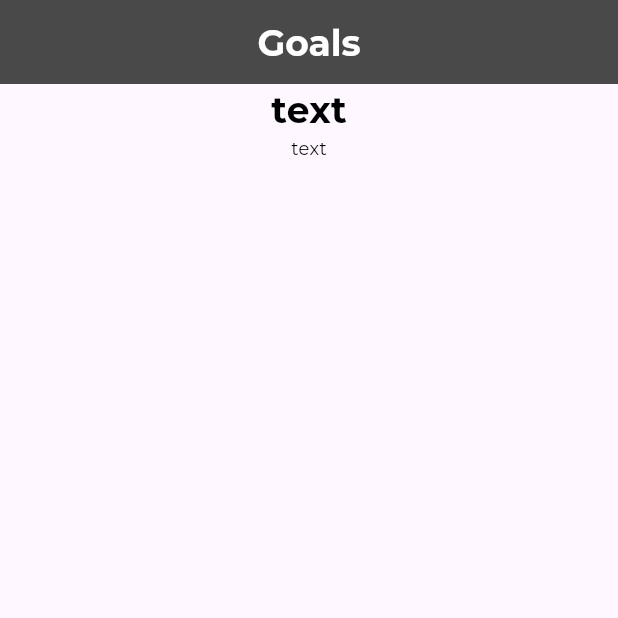
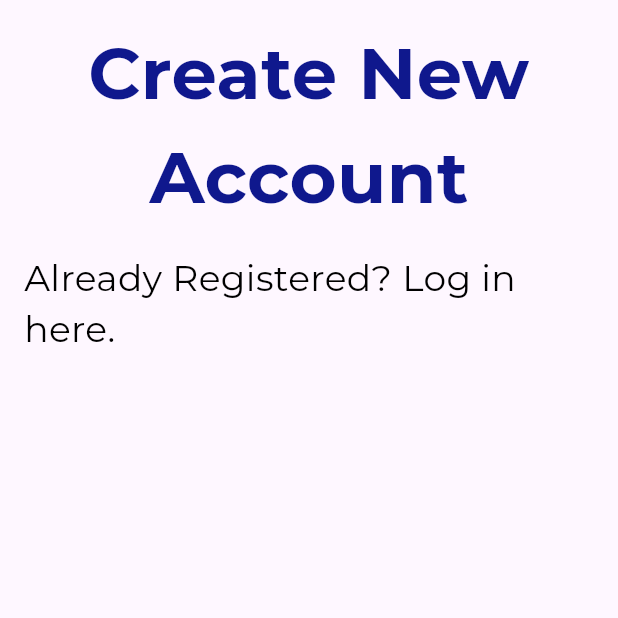
Before and after one commit to skeptickal/goal-tracking, a Flutter app: the screen it shows after launch, on a phone screen of 412 x 824 dp, the top half of it. Run offline on Flutter 3.47's test engine with Material 3 defaults, Android fonts, the phone set to English and light mode, and no system bars; our stand-ins replace google_fonts.

Commit message:
updates to screen wrapper

```diff
--- /dev/null
+++ b/goal_tracking/devtools_options.yaml
@@ -0,0 +1,3 @@
+description: This file stores settings for Dart & Flutter DevTools.
+documentation: https://docs.flutter.dev/tools/devtools/extensions#configure-extension-enablement-states
+extensions:
--- a/goal_tracking/lib/common/goals_screen_wrapper.dart
+++ b/goal_tracking/lib/common/goals_screen_wrapper.dart
@@ -5,25 +5,89 @@ import 'package:goal_tracking/theme/goals_theme.dart';
 
 class GoalsScreenWrapper extends StatelessWidget {
   final String? title;
-  final Widget body;
+  final Widget Function(BuildContext context) builder;
+  final bool hasAppBar;
+  final EdgeInsets contentPadding;
+  final Widget? bottom;
+  final bool fixedBottom;
+  final RefreshCallback? onRefresh;
+  final String? headerText;
+  final String? introText;
+
   const GoalsScreenWrapper({
     super.key,
     this.title,
-    required this.body,
+    this.hasAppBar = false,
+    this.contentPadding = const EdgeInsets.symmetric(horizontal: 16, vertical: 14),
+    required this.builder,
+    this.bottom,
+    this.fixedBottom = false,
+    this.onRefresh,
+    this.headerText,
+    this.introText,
   });
 
   @override
   Widget build(BuildContext context) {
     return Scaffold(
-      appBar: AppBar(
-        backgroundColor: GoalsTheme.primary,
-        title: GoalsText.titleLarge(
-          text: title ?? GoalsConstants.goals,
-          color: GoalsTheme.white,
+        appBar: hasAppBar
+            ? AppBar(
+                iconTheme: IconThemeData(color: GoalsTheme.white),
+                backgroundColor: GoalsTheme.primary,
+                title: GoalsText.titleLarge(
+                  text: title ?? GoalsConstants.goals,
+                  color: GoalsTheme.white,
+                ),
+                centerTitle: true,
+              )
+            : null,
+        body: onRefresh != null
+            ? RefreshIndicator(
+                onRefresh: onRefresh!,
+                child: _body(context),
+              )
+            : _body(context));
+  }
+
+  Widget _body(BuildContext context) {
+    return CustomScrollView(slivers: [
+      SliverPadding(
+        padding: contentPadding,
+        sliver: SliverList(
+          delegate: SliverChildListDelegate(
+            addSemanticIndexes: false,
+            [
+              if (headerText != null)
+                Center(
+                  child: Padding(
+                    padding: EdgeInsets.only(bottom: 16),
+                    child: GoalsText.titleLarge(
+                      text: headerText!,
+                      color: GoalsTheme.primary,
+                      textAlign: TextAlign.center,
+                    ),
+                  ),
+                ),
+              if (introText != null)
+                Center(
+                  child: Padding(
+                    padding: EdgeInsets.only(bottom: 16),
+                    child: GoalsText.bodyLarge(text: introText!),
+                  ),
+                ),
+              Builder(builder: builder),
+            ],
+          ),
         ),
-        centerTitle: true,
       ),
-      body: SingleChildScrollView(child: body),
-    );
+      if (bottom != null && fixedBottom)
+        SliverFillRemaining(
+            fillOverscroll: true,
+            hasScrollBody: false,
+            child: Align(
+              alignment: Alignment.bottomCenter,
+              child: bottom,
+            ))
+    ]);
   }
 }
--- a/goal_tracking/lib/common/goals_text.dart
+++ b/goal_tracking/lib/common/goals_text.dart
@@ -61,7 +61,7 @@ class GoalsText extends StatelessWidget {
     this.overflow,
     this.maxLines,
     this.softWrap = true,
-    this.fontSize = 12,
+    this.fontSize = 18,
     this.bold = true,
   });
 
@@ -74,7 +74,7 @@ class GoalsText extends StatelessWidget {
     this.overflow,
     this.maxLines,
     this.softWrap = true,
-    this.fontSize = 18,
+    this.fontSize = 32,
     this.bold = true,
   });
 
@@ -87,7 +87,7 @@ class GoalsText extends StatelessWidget {
     this.overflow,
     this.maxLines,
     this.softWrap = true,
-    this.fontSize = 24,
+    this.fontSize = 48,
     this.bold = true,
   });
 
--- a/goal_tracking/lib/main.dart
+++ b/goal_tracking/lib/main.dart
@@ -1,6 +1,8 @@
 import 'package:flutter/material.dart';
-import 'package:goal_tracking/home_screen.dart';
+import 'package:goal_tracking/screens/sign_up_screen.dart';
 
 void main() {
-  runApp(const MaterialApp(home: HomeScreen()));
+  runApp(const MaterialApp(
+    home: SignUpScreen(),
+  ));
 }
--- a/goal_tracking/lib/home_screen.dart
+++ b/goal_tracking/lib/screens/goal_flow/goal_flow_initial_screen.dart
@@ -2,19 +2,14 @@ import 'package:flutter/material.dart';
 import 'package:goal_tracking/common/goals_screen_wrapper.dart';
 import 'package:goal_tracking/common/goals_text.dart';
 
-class HomeScreen extends StatelessWidget {
-  const HomeScreen({super.key});
+class GoalFlowInitialScreen extends StatelessWidget {
+  const GoalFlowInitialScreen({super.key});
 
   @override
   Widget build(BuildContext context) {
     return GoalsScreenWrapper(
-      body: Center(
-          child: Column(
-        children: [
-          GoalsText.titleLarge(text: 'text'),
-          GoalsText.bodySmall(text: 'text'),
-        ],
-      )),
+      title: 'Goal Flow',
+      builder: (context) => GoalsText.bodyLarge(text: 'text'),
     );
   }
 }
--- /dev/null
+++ b/goal_tracking/lib/screens/sign_up_screen.dart
@@ -0,0 +1,18 @@
+import 'package:flutter/material.dart';
+import 'package:goal_tracking/common/goals_screen_wrapper.dart';
+
+class SignUpScreen extends StatelessWidget {
+  const SignUpScreen({super.key});
+
+  @override
+  Widget build(BuildContext context) {
+    return GoalsScreenWrapper(
+        headerText: 'Create New Account',
+        introText: 'Already Registered? Log in here.',
+        builder: (context) => Column(
+              mainAxisAlignment: MainAxisAlignment.center,
+              crossAxisAlignment: CrossAxisAlignment.center,
+              children: [],
+            ));
+  }
+}
--- a/goal_tracking/lib/theme/goals_theme.dart
+++ b/goal_tracking/lib/theme/goals_theme.dart
@@ -5,5 +5,5 @@ class GoalsTheme {
 
   static const Color white = Colors.white;
   static const Color black = Colors.black;
-  static const Color primary = Color.fromARGB(255, 73, 73, 73);
+  static const Color primary = Color(0xFF0F188D);
 }
--- a/goal_tracking/pubspec.yaml
+++ b/goal_tracking/pubspec.yaml
@@ -16,6 +16,8 @@ dependencies:
   cupertino_icons: ^1.0.8
   flutter_bloc: ^9.1.0
   google_fonts: ^6.2.1
+  pdf: ^3.10.4
+  printing: ^5.12.0
 
 dev_dependencies:
   flutter_test:
```
Also changed, not shown: goal_tracking/lib/screens/home_screen.dart (added, +90 -0 lines), goal_tracking/pubspec.lock, 3 other files.
